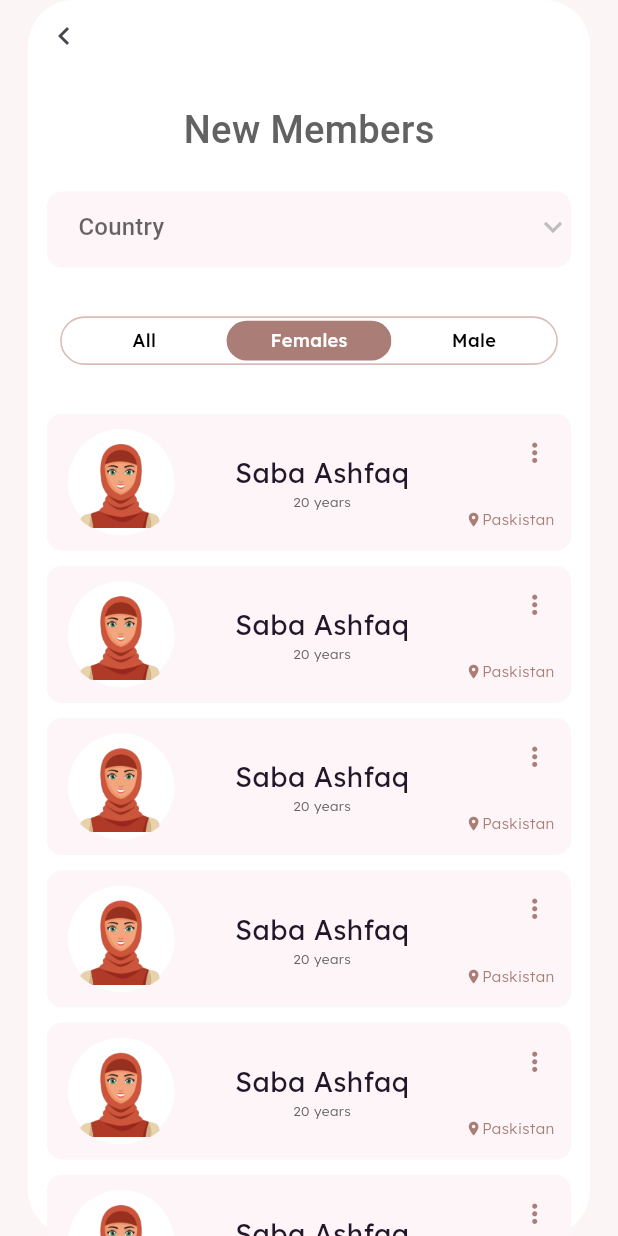
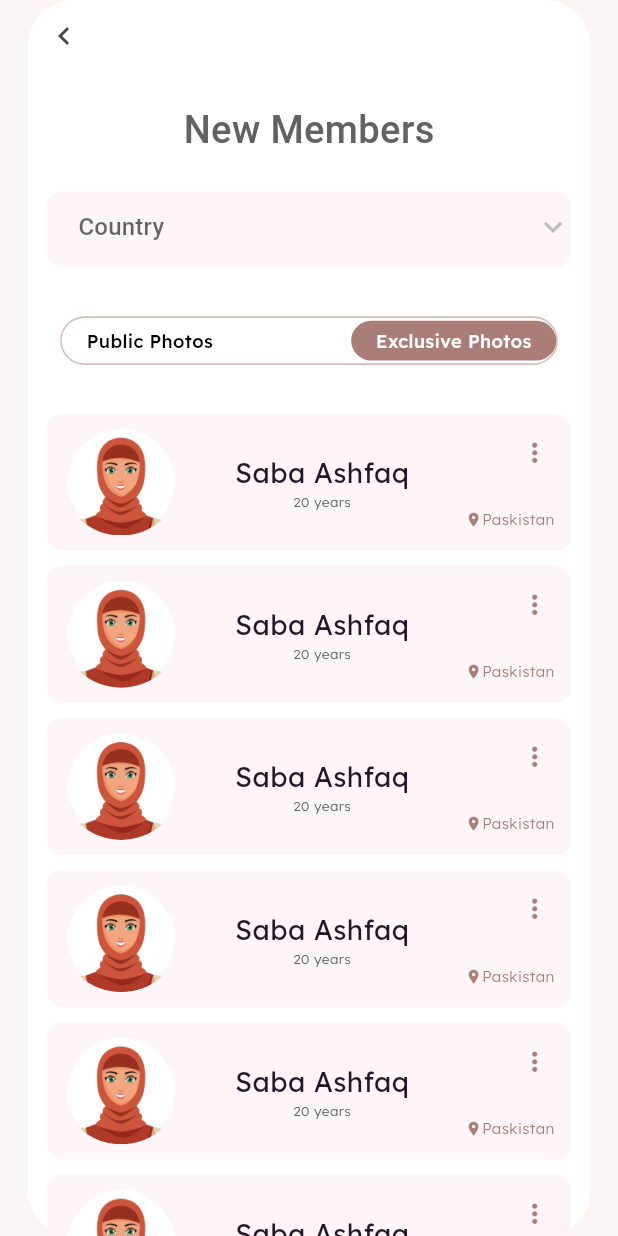
Before and after one commit to Hewialex/new_flutter_project, a Flutter app: the NewMembersScreen screen opened by its route, on a phone screen of 412 x 824 dp. Run offline on Flutter 3.47's test engine with Material 3 defaults, Android fonts, the light colour scheme and no system bars; our stand-ins replace accordion, bloc, cloud_firestore, cloud_functions, equatable, firebase_auth and 8 more; accounts and stored records are empty; Roboto replaces fonts that are missing (Kodchasan).

Commit message:
Add pages

```diff
--- a/mobile/lib/features/chat/widgets/chat_card.dart
+++ b/mobile/lib/common/widgets/custom_list_card.dart
@@ -4,20 +4,19 @@ import 'package:google_fonts/google_fonts.dart';
 import 'package:intl/intl.dart';
 import 'package:qismati/common/colors.dart';
 
-class ChatCard extends StatelessWidget {
-  const ChatCard({
+class CustomListCard extends StatelessWidget {
+  const CustomListCard({
     super.key,
-    required this.imageUrl,
     required this.name,
     required this.age,
     required this.locationName,
     required this.onPressed,
+    this.leading,
     this.excludeTextTime = false,
     this.recentTextTime,
     this.iconButton,
   });
 
-  final String imageUrl;
   final String name;
   final int age;
   final DateTime? recentTextTime;
@@ -25,6 +24,8 @@ class ChatCard extends StatelessWidget {
   final String locationName;
   final VoidCallback onPressed;
   final IconButton? iconButton;
+  final Widget? leading;
+
   @override
   Widget build(BuildContext context) {
     return GestureDetector(
@@ -39,7 +40,8 @@ class ChatCard extends StatelessWidget {
         child: Row(
           mainAxisAlignment: MainAxisAlignment.spaceBetween,
           children: [
-            Padding(
+            leading != null
+                ? Padding(
                     padding: EdgeInsets.only(left: 10.w),
                     child: Container(
                       width: 70.w,
@@ -48,18 +50,10 @@ class ChatCard extends StatelessWidget {
                         shape: BoxShape.circle,
                         color: Colors.white,
                       ),
-                child: ClipOval(
-                  child: Center(
-                    child: Image.asset(
-                      imageUrl,
-                      width: 60.w,
-                      height: 60.h,
-                      fit: BoxFit.contain,
+                      child: leading,
                     ),
-                  ),
-                ),
-              ),
-            ),
+                  )
+                : Container(),
             Column(
               mainAxisAlignment: MainAxisAlignment.center,
               children: [
--- /dev/null
+++ b/mobile/lib/common/widgets/filter_container.dart
@@ -0,0 +1,45 @@
+import 'package:flutter/material.dart';
+import 'package:flutter_screenutil/flutter_screenutil.dart';
+import 'package:google_fonts/google_fonts.dart';
+import 'package:qismati/common/colors.dart';
+
+class FilterContainer extends StatelessWidget {
+  const FilterContainer({
+    super.key,
+    required this.onPressed,
+    required this.text,
+    required this.isSelected,
+  });
+
+  final VoidCallback onPressed;
+  final String text;
+  final bool isSelected;
+
+  @override
+  Widget build(BuildContext context) {
+    return InkWell(
+      onTap: onPressed,
+      child: Container(
+        padding: EdgeInsets.symmetric(horizontal: 15.w, vertical: 5.h),
+        height: 26.h,
+        alignment: Alignment.center,
+        decoration: BoxDecoration(
+          color: isSelected ? CustomColors.primary : Colors.white,
+          borderRadius: BorderRadius.all(
+            Radius.circular(20.r),
+          ),
+        ),
+        child: Text(
+          text,
+          style: GoogleFonts.lexend(
+            textStyle: TextStyle(
+              color: isSelected ? Colors.white : Colors.black,
+              fontWeight: FontWeight.w500,
+              fontSize: 12.sp,
+            ),
+          ),
+        ),
+      ),
+    );
+  }
+}
--- /dev/null
+++ b/mobile/lib/common/widgets/filter_select.dart
@@ -0,0 +1,44 @@
+import 'package:flutter/material.dart';
+import 'package:flutter_screenutil/flutter_screenutil.dart';
+import 'package:qismati/common/colors.dart';
+import 'package:qismati/common/widgets/filter_container.dart';
+
+class FilterSelect extends StatelessWidget {
+  const FilterSelect({
+    super.key,
+    required this.currentIndex,
+    required this.onSelected,
+    required this.choiceContent,
+  });
+
+  final int currentIndex;
+  final Function(int) onSelected;
+  final List<String> choiceContent;
+
+  @override
+  Widget build(BuildContext context) {
+    return Container(
+      alignment: Alignment.center,
+      width: 302.w,
+      height: 32.h,
+      decoration: BoxDecoration(
+        border: Border.all(
+          width: 1.w,
+          color: CustomColors.borderOutline,
+        ),
+        borderRadius: BorderRadius.all(
+          Radius.circular(16.sp),
+        ),
+      ),
+      child: Row(
+          mainAxisAlignment: MainAxisAlignment.spaceBetween,
+          children: List.generate(choiceContent.length, (index) {
+            return FilterContainer(
+              onPressed: () => onSelected(index),
+              text: choiceContent[index],
+              isSelected: index == currentIndex,
+            );
+          })),
+    );
+  }
+}
--- a/mobile/lib/features/new_members/screens/new_members_screen.dart
+++ b/mobile/lib/features/new_members/screens/new_members_screen.dart
@@ -4,8 +4,9 @@ import 'package:google_fonts/google_fonts.dart';
 import 'package:qismati/common/colors.dart';
 import 'package:qismati/common/widgets/custom_dropdown_menu.dart';
 import 'package:qismati/common/widgets/custom_top_bar.dart';
+import 'package:qismati/common/widgets/custom_list_card.dart';
 import 'package:qismati/features/auth/widgets/content_container.dart';
-import 'package:qismati/features/chat/widgets/chat_card.dart';
+import 'package:qismati/common/widgets/filter_select.dart';
 import 'package:qismati/routes.dart';
 
 class NewMembersScreen extends StatelessWidget {
@@ -41,49 +42,21 @@ class NewMembersScreen extends StatelessWidget {
                 hintText: 'Country',
               ),
               SizedBox(height: 32.h),
-              // Leave this for now changing between genders,
-              Container(
-                alignment: Alignment.center,
-                width: 302.w,
-                height: 32.h,
-                decoration: BoxDecoration(
-                  border: Border.all(
-                    width: 1.w,
-                    color: CustomColors.borderOutline,
-                  ),
-                  borderRadius: BorderRadius.all(
-                    Radius.circular(16.sp),
-                  ),
-                ),
-                child: Row(
-                  children: [
-                    FilterContainer(
-                      text: 'All',
-                      onPressed: () {},
-                      isSelected: false,
-                    ),
-                    FilterContainer(
-                      text: 'Females',
-                      onPressed: () {},
-                      isSelected: true,
-                    ),
-                    FilterContainer(
-                      text: 'Male',
-                      onPressed: () {},
-                      isSelected: false,
-                    )
-                  ],
-                ),
+              FilterSelect(
+                currentIndex: 1,
+                onSelected: (index) {},
+                choiceContent: const ["Public Photos", "Exclusive Photos"],
               ),
-
               SizedBox(height: 32.h),
               Expanded(
                 child: ListView(
                   children: List.generate(10, (int index) {
                     return Column(
                       children: [
-                        ChatCard(
-                          imageUrl: 'assets/images/female_avatar.png',
+                        CustomListCard(
+                          leading: ClipOval(
+                              child: Image.asset(
+                                  'assets/images/female_avatar.png')),
                           name: 'Saba Ashfaq',
                           age: 20,
                           locationName: "Paskistan",
@@ -97,46 +70,14 @@ class NewMembersScreen extends StatelessWidget {
                               size: 20.sp,
                             ),
                           ),
+
                         ),
+                        // ChatCard(
+                        // ),
                         SizedBox(height: 10.h),
                       ],
                     );
                   }),
-                  // children: [
-                  //   ChatCard(
-                  //     imageUrl: 'assets/images/female_avatar.png',
-                  //     name: 'Saba Ashfaq',
-                  //     age: 20,
-                  //     locationName: "Paskistan",
-                  //     onPressed: () {},
-                  //     excludeTextTime: true,
-                  //     iconButton: IconButton(
-                  //       onPressed: () {},
-                  //       icon: Icon(
-                  //         Icons.more_vert,
-                  //         color: CustomColors.primary,
-                  //         size: 20.sp,
-                  //       ),
-                  //     ),
-                  //   ),
-                  //   SizedBox(height: 10.h),
-                  //   ChatCard(
-                  //     imageUrl: 'assets/images/female_avatar.png',
-                  //     name: 'Saba Ashfaq',
-                  //     age: 20,
-                  //     locationName: "Paskistan",
-                  //     onPressed: () {},
-                  //     excludeTextTime: true,
-                  //     iconButton: IconButton(
-                  //       onPressed: () {},
-                  //       icon: Icon(
-                  //         Icons.more_vert,
-                  //         color: CustomColors.primary,
-                  //         size: 20.sp,
-                  //       ),
-                  //     ),
-                  //   ),
-                  // ],
                 ),
               ),
             ],
@@ -146,44 +87,3 @@ class NewMembersScreen extends StatelessWidget {
     );
   }
 }
-
-class FilterContainer extends StatelessWidget {
-  const FilterContainer({
-    super.key,
-    required this.onPressed,
-    required this.text,
-    required this.isSelected,
-  });
-
-  final VoidCallback onPressed;
-  final String text;
-  final bool isSelected;
-
-  @override
-  Widget build(BuildContext context) {
-    return InkWell(
-      onTap: onPressed,
-      child: Container(
-        width: 100.w,
-        height: 26.h,
-        alignment: Alignment.center,
-        decoration: BoxDecoration(
-          color: isSelected ? CustomColors.primary : Colors.white,
-          borderRadius: BorderRadius.all(
-            Radius.circular(20.r),
-          ),
-        ),
-        child: Text(
-          text,
-          style: GoogleFonts.lexend(
-            textStyle: TextStyle(
-              color: isSelected ? Colors.white : Colors.black,
-              fontWeight: FontWeight.w500,
-              fontSize: 12.sp,
-            ),
-          ),
-        ),
-      ),
-    );
-  }
-}
--- a/mobile/lib/routes.dart
+++ b/mobile/lib/routes.dart
@@ -16,4 +16,7 @@ class Routes {
   static const myProfile = '/myProfile';
   static const contactUs = '/contactUs';
   static const notification = '/notification';
+  static const membersPhoto = '/membersPhoto';
+  static const searchScreen = '/searchScreen';
+  static const favorite = '/favorites';
 }
--- a/mobile/lib/routing.dart
+++ b/mobile/lib/routing.dart
@@ -8,6 +8,8 @@ import 'package:qismati/features/chat/screens/chat_screen.dart';
 import 'package:qismati/features/chat/screens/chat_list_screen.dart';
 import 'package:qismati/features/contactus/screens/contactus_screen.dart';
 import 'package:qismati/features/home/screens/home_screen.dart';
+import 'package:qismati/features/interactions/screens/favorite_list_screen.dart';
+import 'package:qismati/features/members/screens/members_photo_screen.dart';
 import 'package:qismati/features/my_profile/screens/my_profile_screen.dart';
 import 'package:qismati/features/nearyou/screens/nearyou_screen.dart';
 import 'package:qismati/features/new_members/screens/new_members_screen.dart';
@@ -15,6 +17,7 @@ import 'package:qismati/features/notification/screens/notification_screen.dart';
 import 'package:qismati/features/onboarding/screens/onboarding_screen.dart';
 import 'package:qismati/features/onboarding/screens/register_screen.dart';
 import 'package:qismati/features/onboarding/screens/splash_screen.dart';
+import 'package:qismati/features/search/screens/search_screen.dart';
 import 'package:qismati/features/signup/screens/signup_screen.dart';
 import 'package:qismati/routes.dart';
 
@@ -83,4 +86,16 @@ final GoRouter goRouter = GoRouter(routes: [
     path: Routes.notification,
     builder: (context, state) => const NotificationScreen(),
   ),
+  GoRoute(
+    path: Routes.membersPhoto,
+    builder: (context, state) => const MembersPhotoScreen(),
+  ),
+  GoRoute(
+    path: Routes.searchScreen,
+    builder: (context, state) => const SearchScreen(),
+  ),
+  GoRoute(
+    path: Routes.favorite,
+    builder: (context, state) => const FavoriteListScreen(),
+  ),
 ]);
--- a/mobile/pubspec.yaml
+++ b/mobile/pubspec.yaml
@@ -48,6 +48,7 @@ dependencies:
   equatable: ^2.0.5
   google_fonts: ^6.2.1
   intl: ^0.19.0
+  accordion: ^2.6.0
 
 dev_dependencies:
   flutter_test:
```
Also changed, not shown: mobile/lib/common/widgets/custom_drawer.dart (+10 -6 lines), mobile/lib/features/chat/screens/chat_list_screen.dart (+12 -3 lines), mobile/lib/features/interactions/screens/favorite_list_screen.dart (added, +77 -0 lines), mobile/lib/features/members/screens/members_photo_screen.dart (added, +95 -0 lines), mobile/lib/features/nearyou/screens/nearyou_screen.dart (+17 -4 lines), mobile/lib/features/notification/screens/notification_screen.dart (+4 -6 lines), mobile/lib/features/search/screens/search_screen.dart (added, +94 -0 lines), mobile/lib/features/search/sections/search_by_username_section.dart (added, +30 -0 lines), mobile/lib/features/signup/screens/signup_screen.dart (+5 -2 lines), 1 other file. Lines whose indentation alone changed are shown as unchanged.
